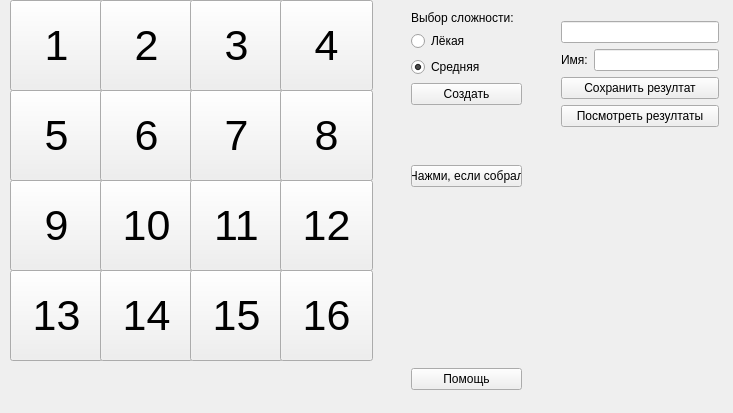
Qt form Puzzle/widget.ui (paruz/Basics-of-programming) before a commit.
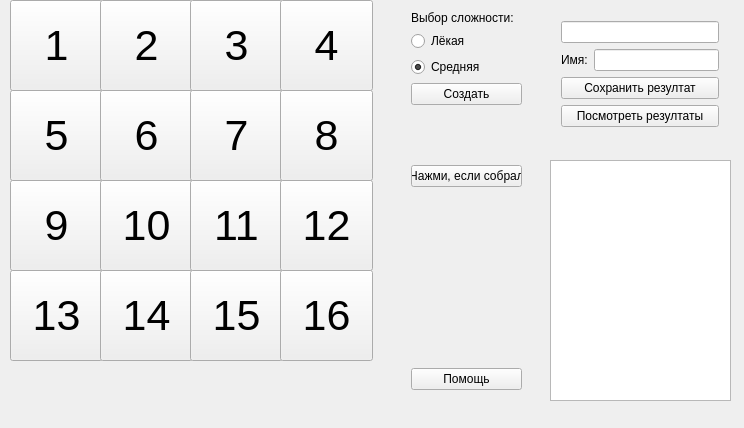
The same form after that commit.

The edit to the form file:
```diff
--- a/Puzzle/widget.ui
+++ b/Puzzle/widget.ui
@@ -6,8 +6,8 @@
    <rect>
     <x>0</x>
     <y>0</y>
-    <width>733</width>
-    <height>413</height>
+    <width>744</width>
+    <height>428</height>
    </rect>
   </property>
   <property name="windowTitle">
@@ -406,6 +406,26 @@
     </item>
    </layout>
   </widget>
+  <widget class="QTextEdit" name="textEdit">
+   <property name="geometry">
+    <rect>
+     <x>550</x>
+     <y>160</y>
+     <width>181</width>
+     <height>241</height>
+    </rect>
+   </property>
+   <property name="readOnly">
+    <bool>true</bool>
+   </property>
+   <property name="html">
+    <string>&lt;!DOCTYPE HTML PUBLIC &quot;-//W3C//DTD HTML 4.0//EN&quot; &quot;http://www.w3.org/TR/REC-html40/strict.dtd&quot;&gt;
+&lt;html&gt;&lt;head&gt;&lt;meta name=&quot;qrichtext&quot; content=&quot;1&quot; /&gt;&lt;style type=&quot;text/css&quot;&gt;
+p, li { white-space: pre-wrap; }
+&lt;/style&gt;&lt;/head&gt;&lt;body style=&quot; font-family:'MS Shell Dlg 2'; font-size:7.8pt; font-weight:400; font-style:normal;&quot;&gt;
+&lt;p style=&quot;-qt-paragraph-type:empty; margin-top:0px; margin-bottom:0px; margin-left:0px; margin-right:0px; -qt-block-indent:0; text-indent:0px;&quot;&gt;&lt;br /&gt;&lt;/p&gt;&lt;/body&gt;&lt;/html&gt;</string>
+   </property>
+  </widget>
   <widget class="QWidget" name="">
    <property name="geometry">
     <rect>
```
